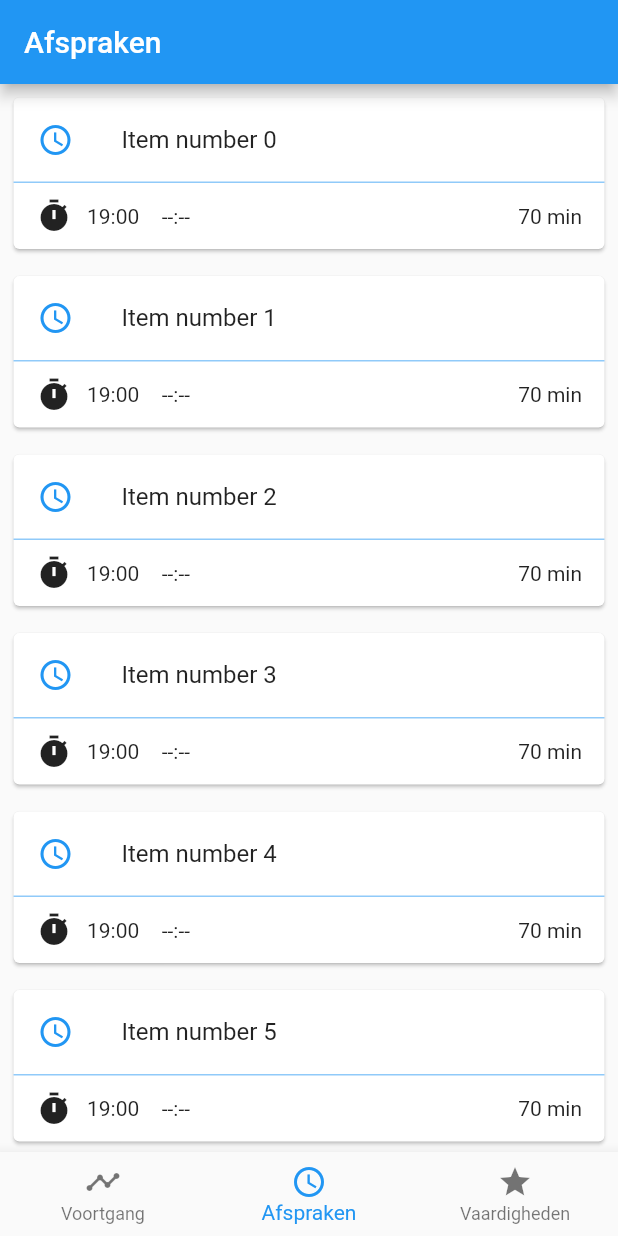
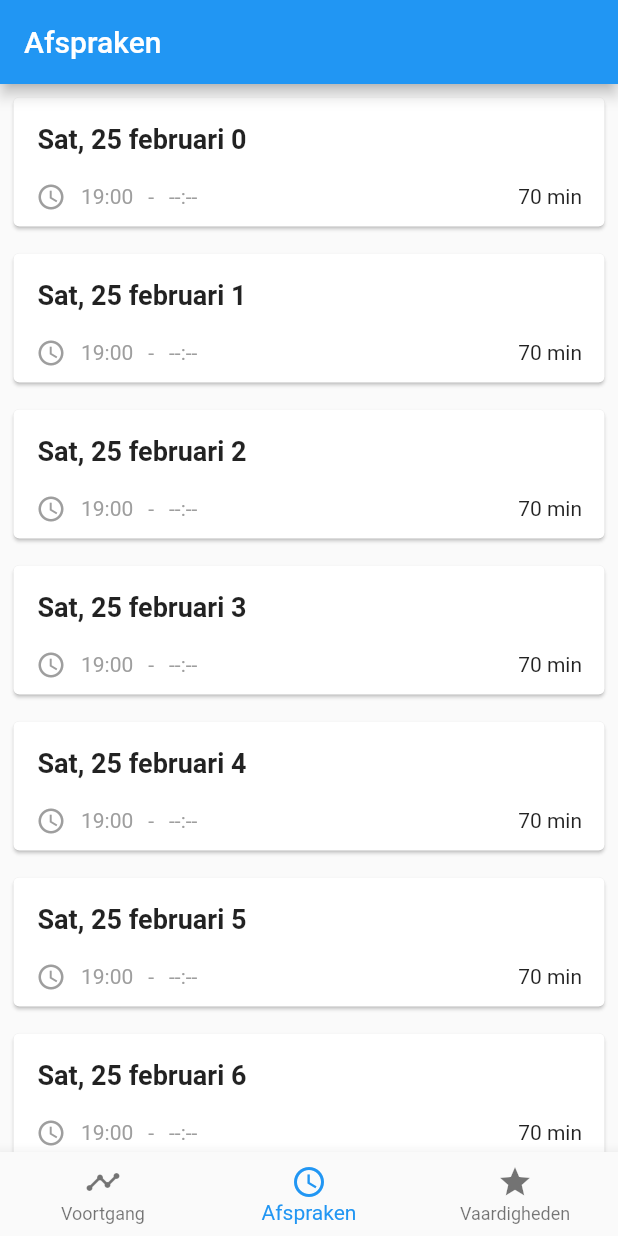
Before and after one commit to shabrany/dlc, a Flutter app: the screen it shows after launch, swiped to page 2, on a phone screen of 412 x 824 dp. Run offline on Flutter 3.47's test engine with Material 2 defaults, Android fonts, the phone set to English and light mode, and no system bars.

Commit message:
Apply new style for card items

```diff
--- a/lib/ui/lessons.dart
+++ b/lib/ui/lessons.dart
@@ -9,7 +9,11 @@ class Lessons extends StatefulWidget {
 
 class _LessonsState extends State<Lessons> {
 
-  final List _lessons = List.generate(30, (i) => "Item number $i");
+  final List _lessons = List.generate(30, (i) => "Sat, 25 februari $i");
+
+  final TextStyle _cardFooterStyle = TextStyle(color: Colors.grey);
+
+  final Icon _cardFooterIcon = Icon(Icons.access_time, size: 20.0, color: Colors.grey);
 
   @override
   Widget build(BuildContext context) {
@@ -35,26 +39,14 @@ class _LessonsState extends State<Lessons> {
         child: Column(
           children: <Widget>[
             ListTile(
-                leading: Icon(Icons.access_time, color: Colors.blue),
-                title: Text(_lessons[index])
+              title: Text(
+                _lessons[index],
+                style: TextStyle(fontWeight: FontWeight.bold, fontSize: 18.0),
+              ),
             ),
             Container(
-              decoration: BoxDecoration(border: Border( top: BorderSide(color: Colors.blue[200]))),
-              padding: const EdgeInsets.fromLTRB(15.0, 10.0, 15.0, 10.0),
-              child: Row(
-                children: <Widget>[
-
-                  Icon(Icons.timer),
-                  Container(width: 10.0),
-                  Text('19:00'),
-                  Container(width: 15.0),
-                  Text('--:--'),
-
-                  Expanded(
-                    child: Text('70 min', textAlign: TextAlign.right),
-                  )
-                ],
-              ),
+              padding: const EdgeInsets.fromLTRB(15.0, 0.0, 15.0, 10.0),
+              child: _buildCardFooter()
             )
           ],
         )
@@ -62,6 +54,22 @@ class _LessonsState extends State<Lessons> {
     );//Card(child: Text(_lessons[index]));
   }
 
+  Widget _buildCardFooter() {
+    return Row(
+      children: <Widget>[
+        _cardFooterIcon,
+        const SizedBox(width: 10.0),
+        Text('19:00', style: _cardFooterStyle),
+        const SizedBox(width: 10.0),
+        Text('-', style: _cardFooterStyle),
+        const SizedBox(width: 10.0),
+        Text('--:--', style: _cardFooterStyle),
+        Expanded(
+          child: Text('70 min', textAlign: TextAlign.right),
+        )
+      ],
+    );
+  }
 
   @override
   void initState() {
```
